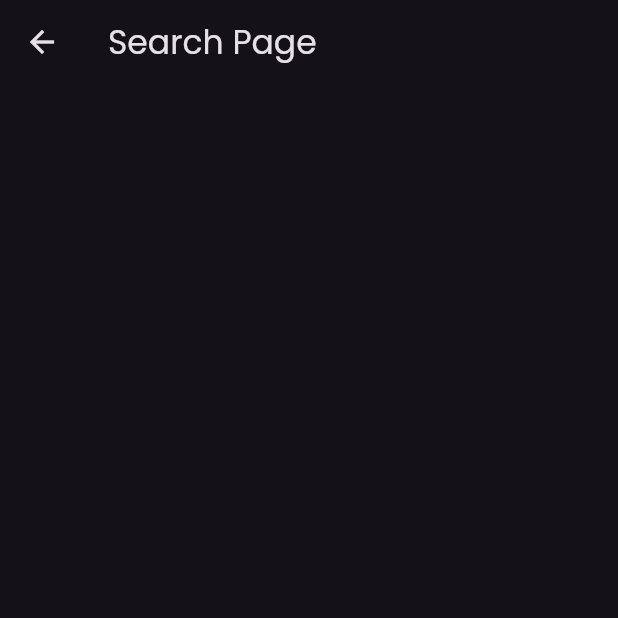
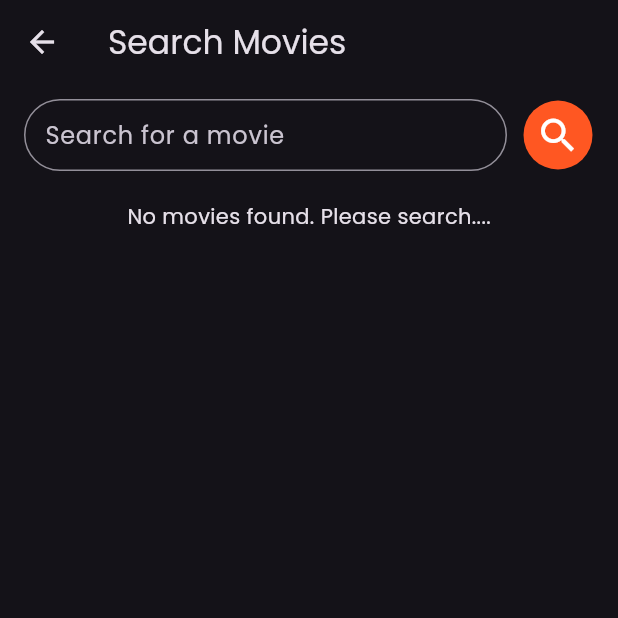
Before and after one commit to Minoli-1998/movie-wave, a Flutter app: the SearchPage screen opened directly, on a phone screen of 412 x 824 dp, the top half of it. Run offline on Flutter 3.47's test engine with Material 3 defaults, Android fonts, the phone set to English and light mode, and no system bars; our stand-ins replace flutter_dotenv, google_fonts; network calls fail.

Commit message:
Implement search movie feature in Search movies page

```diff
--- a/lib/pages/now_playing_page.dart
+++ b/lib/pages/now_playing_page.dart
@@ -68,7 +68,7 @@ class _NowPlayingPageState extends State<NowPlayingPage> {
   @override
   Widget build(BuildContext context) {
     return Scaffold(
-      appBar: AppBar(title: Text("Now Playing Page")),
+      appBar: AppBar(title: Text("Now Playing Movies")),
       body: _isLoding
           ? Center(child: CircularProgressIndicator())
           : Column(
--- a/lib/pages/search_page.dart
+++ b/lib/pages/search_page.dart
@@ -1,4 +1,7 @@
 import 'package:flutter/material.dart';
+import 'package:moviewave/models/movie_model.dart';
+import 'package:moviewave/services/movies_service.dart';
+import 'package:moviewave/widgets/search_movie_card.dart';
 
 class SearchPage extends StatefulWidget {
   const SearchPage({super.key});
@@ -8,8 +11,118 @@ class SearchPage extends StatefulWidget {
 }
 
 class _SearchPageState extends State<SearchPage> {
+  // fields
+  final TextEditingController _searchController = TextEditingController();
+  List<Movie> _searchMoviesList = [];
+  bool _isLoading = false;
+  String _error = "";
+
+  // method to search movies
+  Future<void> _searchMovies() async {
+    setState(() {
+      _isLoading = true;
+      _error = "";
+    });
+
+    try {
+      print(_searchController.text);
+      final List<Movie> movieList = await MoviesService().searchMovieByName(
+        _searchController.text,
+      );
+
+      setState(() {
+        _searchMoviesList = movieList;
+      });
+    } catch (error) {
+      print("Error : $error");
+
+      setState(() {
+        _error = "Failed to find the movie & $error";
+      });
+    } finally {
+      setState(() {
+        _isLoading = false;
+      });
+    }
+  }
+
   @override
   Widget build(BuildContext context) {
-    return Scaffold(appBar: AppBar(title: Text("Search Page")));
+    return Scaffold(
+      appBar: AppBar(title: Text("Search Movies")),
+      body: Padding(
+        padding: EdgeInsetsGeometry.symmetric(vertical: 10, horizontal: 16),
+        child: Column(
+          children: [
+            Row(
+              children: [
+                Expanded(
+                  child: TextField(
+                    controller: _searchController,
+                    decoration: InputDecoration(
+                      hintText: "Search for a movie",
+                      border: OutlineInputBorder(
+                        borderRadius: BorderRadius.circular(100),
+                      ),
+                      contentPadding: EdgeInsets.all(10),
+                    ),
+                    onSubmitted: (value) => _searchMovies(),
+                  ),
+                ),
+
+                SizedBox(width: 10),
+
+                IconButton(
+                  onPressed: _searchMovies,
+                  style: ButtonStyle(
+                    backgroundColor: WidgetStatePropertyAll(Colors.deepOrange),
+                  ),
+                  icon: Icon(
+                    Icons.search,
+                    color: Colors.white,
+                    size: 30,
+                    weight: 10,
+                  ),
+                ),
+              ],
+            ),
+
+            if (_isLoading)
+              Padding(
+                padding: EdgeInsetsGeometry.all(20),
+                child: CircularProgressIndicator(),
+              )
+            else if (_error.isNotEmpty)
+              Text(_error)
+            else if (_searchMoviesList.isEmpty)
+              Padding(
+                padding: EdgeInsetsGeometry.all(20),
+                child: Text("No movies found. Please search...."),
+              )
+            else
+              Expanded(
+                child: ListView.builder(
+                  itemCount: _searchMoviesList.length,
+                  itemBuilder: (context, index) {
+                    Movie movie = _searchMoviesList[index];
+                    return Column(
+                      children: [
+                        SearchMovieCard(
+                          imagePath: movie.posterPath!,
+                          title: movie.title,
+                          releaseDate: movie.releaseDate,
+                          overview: movie.overview,
+                          averageVote: movie.voteAverage,
+                          popularity: movie.popularity,
+                        ),
+                      ],
+                    );
+                  },
+                ),
+              ),
+          ],
+        ),
+      ),
+    );
   }
 }
--- a/lib/services/movies_service.dart
+++ b/lib/services/movies_service.dart
@@ -56,4 +56,30 @@ class MoviesService {
       return [];
     }
   }
+
+  // method to search movie
+  // https://api.themoviedb.org/3/search/movie?query=Avengers&api_key=ad71dd68b9e3a63fc0cd6ed2681b93fc
+  Future<List<Movie>> searchMovieByName(String query) async {
+    try {
+      final response = await http.get(
+        Uri.parse(
+          "https://api.themoviedb.org/3/search/movie?query=$query&api_key=$_apiKey",
+        ),
+      );
+
+      if (response.statusCode == 200) {
+        final data = json.decode(response.body);
+        final List<dynamic> resultList = data["results"];
+
+        return resultList.map((movieData) {
+          return Movie.fromJson(movieData);
+        }).toList();
+      } else {
+        throw Exception("Failed to find the movie by name");
+      }
+    } catch (error) {
+      print("Failed to find movie by name $error");
+      throw Exception("$error");
+    }
+  }
 }
```
Also changed, not shown: lib/widgets/search_movie_card.dart (added, +128 -0 lines).
